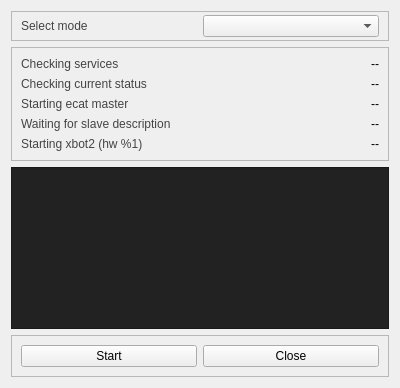
Before: the Qt Designer form src/joint_state_gui/bringup.ui in ADVRHumanoids/robot_monitoring, drawn with Qt 5.
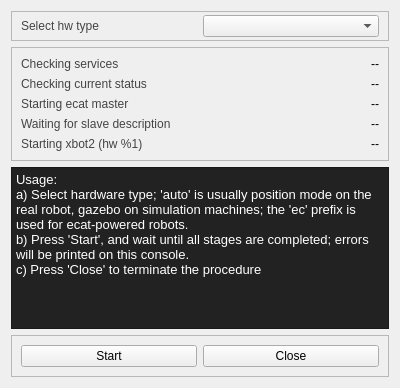
After: the same form once the commit is applied.

Patch:
```diff
--- a/src/joint_state_gui/bringup.ui
+++ b/src/joint_state_gui/bringup.ui
@@ -35,7 +35,7 @@
          <string notr="true">color: #444444;</string>
         </property>
         <property name="text">
-         <string>Select mode</string>
+         <string>Select hw type</string>
         </property>
        </widget>
       </item>
@@ -170,6 +170,11 @@
 &lt;html&gt;&lt;head&gt;&lt;meta name=&quot;qrichtext&quot; content=&quot;1&quot; /&gt;&lt;style type=&quot;text/css&quot;&gt;
 p, li { white-space: pre-wrap; }
 &lt;/style&gt;&lt;/head&gt;&lt;body style=&quot; font-family:'Ubuntu Mono'; font-size:10pt; font-weight:400; font-style:normal;&quot;&gt;
+&lt;p style=&quot; margin-top:0px; margin-bottom:0px; margin-left:0px; margin-right:0px; -qt-block-indent:0; text-indent:0px;&quot;&gt;Usage:&lt;/p&gt;
+&lt;p style=&quot; margin-top:0px; margin-bottom:0px; margin-left:0px; margin-right:0px; -qt-block-indent:0; text-indent:0px;&quot;&gt;a) Select hardware type; 'auto' is usually position mode on the real robot, gazebo on simulation machines; the 'ec' prefix is used for ecat-powered robots.&lt;/p&gt;
+&lt;p style=&quot; margin-top:0px; margin-bottom:0px; margin-left:0px; margin-right:0px; -qt-block-indent:0; text-indent:0px;&quot;&gt;b) Press 'Start', and wait until all stages are completed; errors will be printed on this console.&lt;/p&gt;
+&lt;p style=&quot; margin-top:0px; margin-bottom:0px; margin-left:0px; margin-right:0px; -qt-block-indent:0; text-indent:0px;&quot;&gt;c) Press 'Close' to terminate the procedure&lt;/p&gt;
+&lt;p style=&quot;-qt-paragraph-type:empty; margin-top:0px; margin-bottom:0px; margin-left:0px; margin-right:0px; -qt-block-indent:0; text-indent:0px;&quot;&gt;&lt;br /&gt;&lt;/p&gt;
 &lt;p style=&quot;-qt-paragraph-type:empty; margin-top:0px; margin-bottom:0px; margin-left:0px; margin-right:0px; -qt-block-indent:0; text-indent:0px;&quot;&gt;&lt;br /&gt;&lt;/p&gt;&lt;/body&gt;&lt;/html&gt;</string>
      </property>
      <property name="textInteractionFlags">
```
